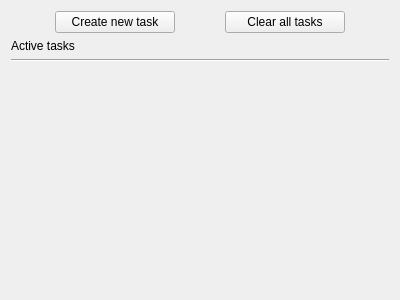
Before: the Qt Designer form ui/TasksViewer.ui in Emerald777/MonthFlow, drawn with Qt 5.
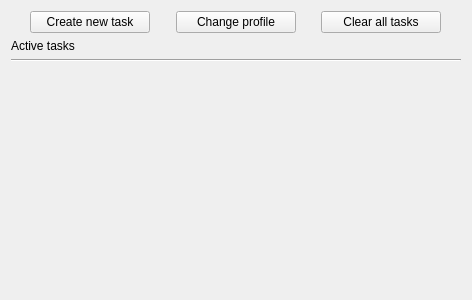
After: the same form once the commit is applied.

Commit message: MF-7. ProfileDialog page - Implemented Profile selection dialog with basic logic.

What changed in the file:
```diff
--- a/ui/TasksViewer.ui
+++ b/ui/TasksViewer.ui
@@ -6,7 +6,7 @@
    <rect>
     <x>0</x>
     <y>0</y>
-    <width>400</width>
+    <width>472</width>
     <height>300</height>
    </rect>
   </property>
@@ -42,6 +42,32 @@
        </property>
       </widget>
      </item>
+     <item>
+      <spacer name="horizontalSpacer_4">
+       <property name="orientation">
+        <enum>Qt::Orientation::Horizontal</enum>
+       </property>
+       <property name="sizeHint" stdset="0">
+        <size>
+         <width>40</width>
+         <height>20</height>
+        </size>
+       </property>
+      </spacer>
+     </item>
+     <item>
+      <widget class="QPushButton" name="buttonProfile">
+       <property name="minimumSize">
+        <size>
+         <width>120</width>
+         <height>0</height>
+        </size>
+       </property>
+       <property name="text">
+        <string>Change profile</string>
+       </property>
+      </widget>
+     </item>
      <item>
       <spacer name="horizontalSpacer">
        <property name="orientation">
```
The commit also changes 9 other files.
